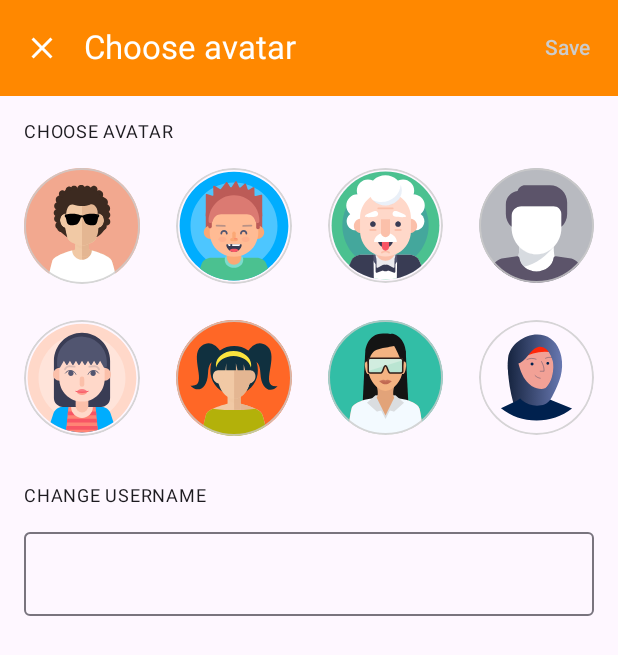
After one commit to officialearningis4fun/games-hub, an Android app built with Jetpack Compose: the composable EditProfileScreen shown on its own in the app's theme, on a phone screen of 412 x 824 dp. The commit adds this screen. Shown: the top 655 px of the screen. Run offline under Robolectric (Android 15) with nearby library versions, the phone set to English and light mode, and no system bars; our stand-ins replace Room's generated code.

Commit message:
Completed WinnerScreen. Working on Editing Profile Info.

```diff
--- a/app/src/main/java/com/learningis4fun/gameshub/crusade_cards/commons/ui/routes/Routes.kt
+++ b/app/src/main/java/com/learningis4fun/gameshub/crusade_cards/commons/ui/routes/Routes.kt
@@ -12,4 +12,7 @@ data class PlayCardsScreenRoute(val currentGameId: String = "")
 data object ProfileScreenRoute
 
 @Serializable
+data object EditProfileRoute
+
+@Serializable
 data class WinnerScreenRoute(val wonGameId: String)
--- /dev/null
+++ b/app/src/main/java/com/learningis4fun/gameshub/crusade_cards/feature_profile/presentation/profile/EditProfileScreen.kt
@@ -0,0 +1,268 @@
+package com.learningis4fun.gameshub.crusade_cards.feature_profile.presentation.profile
+
+import androidx.compose.foundation.Image
+import androidx.compose.foundation.background
+import androidx.compose.foundation.border
+import androidx.compose.foundation.clickable
+import androidx.compose.foundation.layout.Arrangement
+import androidx.compose.foundation.layout.Box
+import androidx.compose.foundation.layout.Column
+import androidx.compose.foundation.layout.aspectRatio
+import androidx.compose.foundation.layout.fillMaxSize
+import androidx.compose.foundation.layout.fillMaxWidth
+import androidx.compose.foundation.layout.padding
+import androidx.compose.foundation.layout.size
+import androidx.compose.foundation.lazy.grid.GridCells
+import androidx.compose.foundation.lazy.grid.LazyVerticalGrid
+import androidx.compose.foundation.lazy.grid.items
+import androidx.compose.foundation.shape.CircleShape
+import androidx.compose.material.icons.Icons
+import androidx.compose.material.icons.filled.CheckCircle
+import androidx.compose.material.icons.filled.Close
+import androidx.compose.material3.ButtonDefaults
+import androidx.compose.material3.ExperimentalMaterial3Api
+import androidx.compose.material3.Icon
+import androidx.compose.material3.IconButton
+import androidx.compose.material3.MaterialTheme
+import androidx.compose.material3.OutlinedTextField
+import androidx.compose.material3.Scaffold
+import androidx.compose.material3.Text
+import androidx.compose.material3.TextButton
+import androidx.compose.material3.TopAppBar
+import androidx.compose.material3.TopAppBarDefaults
+import androidx.compose.runtime.Composable
+import androidx.compose.runtime.getValue
+import androidx.compose.ui.Alignment
+import androidx.compose.ui.Modifier
+import androidx.compose.ui.draw.clip
+import androidx.compose.ui.graphics.Color
+import androidx.compose.ui.res.painterResource
+import androidx.compose.ui.res.stringResource
+import androidx.compose.ui.tooling.preview.Preview
+import androidx.compose.ui.unit.dp
+import androidx.hilt.navigation.compose.hiltViewModel
+import androidx.lifecycle.compose.collectAsStateWithLifecycle
+import androidx.navigation.NavGraphBuilder
+import androidx.navigation.compose.composable
+import com.learningis4fun.gameshub.R
+import com.learningis4fun.gameshub.crusade_cards.commons.domain.model.Player
+import com.learningis4fun.gameshub.crusade_cards.commons.ui.routes.EditProfileRoute
+import com.learningis4fun.gameshub.crusade_cards.feature_start.presentation.Heading
+import com.learningis4fun.gameshub.crusade_cards.play_crusade_cards.presentation.ProfileEvents
+import com.learningis4fun.gameshub.util.ScaleTransitionDirection
+import com.learningis4fun.gameshub.util.scaleIntoContainer
+import kotlinx.coroutines.ExperimentalCoroutinesApi
+
+
+@OptIn(ExperimentalCoroutinesApi::class)
+fun NavGraphBuilder.editProfileScreenComposable(
+    onBackClick: () -> Unit
+) {
+    composable<EditProfileRoute>(
+        enterTransition = {
+            scaleIntoContainer()
+        },
+        popEnterTransition = {
+            scaleIntoContainer(direction = ScaleTransitionDirection.OUTWARDS)
+        }
+    ) {
+
+        val profileViewModel: ProfileViewModel = hiltViewModel()
+        val profileState by profileViewModel.profileState.collectAsStateWithLifecycle()
+
+        EditProfileScreen(
+            modifier = Modifier.fillMaxSize(),
+            profileState = profileState,
+            onBackClick = onBackClick,
+            onSaveProfileClick = {
+                profileViewModel.onSaveProfile {
+                    onBackClick()
+                }
+            },
+            updateUserAvatar = {
+                profileViewModel.onEvent(ProfileEvents.UpdateUserAvatar(it))
+            },
+            updateUsername = {
+                profileViewModel.onEvent(ProfileEvents.UpdateUserName(it))
+
+            }
+        )
+    }
+}
+
+
+@OptIn(ExperimentalMaterial3Api::class)
+@Composable
+private fun EditProfileScreen(
+    modifier: Modifier = Modifier,
+    profileState: ProfileState,
+    onBackClick: () -> Unit = {},
+    updateUsername: (String) -> Unit = {},
+    updateUserAvatar: (Int) -> Unit = {},
+    onSaveProfileClick: () -> Unit = {}
+) {
+    val backgroundColor = Color(0xffff8800)
+
+    Scaffold(
+        modifier = modifier,
+        topBar = {
+            TopAppBar(
+                colors = TopAppBarDefaults.topAppBarColors(
+                    containerColor = backgroundColor,
+                    navigationIconContentColor = Color.White,
+                    actionIconContentColor = Color.White,
+                    titleContentColor = Color.White
+                ),
+                title = {
+                    Text(text = stringResource(id = R.string.screen_profile_choose_avatar))
+                },
+                navigationIcon = {
+                    IconButton(onClick = onBackClick) {
+                        Icon(
+                            imageVector = Icons.Default.Close,
+                            contentDescription = null
+                        )
+                    }
+                },
+                actions = {
+                    TextButton(
+                        modifier = Modifier,
+                        enabled = profileState.isEnableSaveButton,
+                        colors = ButtonDefaults.textButtonColors(
+                            contentColor = Color.White,
+                            disabledContentColor = Color.LightGray
+                        ),
+                        onClick = { onSaveProfileClick() }
+                    ) {
+                        Text(text = "Save")
+                    }
+                }
+            )
+        }
+    ) { paddingValues ->
+        Box(
+            modifier = Modifier
+                .fillMaxSize()
+                .padding(paddingValues),
+            contentAlignment = Alignment.CenterEnd
+        ) {
+            Column(
+                modifier = Modifier
+                    .fillMaxSize()
+                    .padding(vertical = 16.dp),
+                horizontalAlignment = Alignment.CenterHorizontally,
+            ) {
+
+                Heading(
+                    modifier = Modifier
+                        .fillMaxWidth()
+                        .padding(horizontal = 16.dp),
+                    text = "Choose avatar",
+                    textColor = MaterialTheme.colorScheme.onSurface
+                )
+
+                ChooseProfileAvatarSection(
+                    modifier = Modifier.fillMaxWidth(),
+                    avatars = profileState.avatars,
+                    selectedAvatar = profileState.user.imageUrl.toIntOrNull(),
+                    updateUserAvatar = { avatar ->
+                        updateUserAvatar(
+                            avatar
+                        )
+                    }
+                )
+
+                Heading(
+                    modifier = Modifier
+                        .fillMaxWidth()
+                        .padding(start = 16.dp, end = 16.dp, top = 16.dp),
+                    text = "Change username",
+                    textColor = MaterialTheme.colorScheme.onSurface
+                )
+
+                OutlinedTextField(
+                    modifier = Modifier
+                        .fillMaxWidth()
+                        .padding(16.dp),
+                    value = profileState.user.profileName,
+                    onValueChange = {
+                        updateUsername(it.trim())
+                    }
+                )
+
+            }
+
+        }
+    }
+}
+
+
+@Composable
+private fun ChooseProfileAvatarSection(
+    modifier: Modifier,
+    avatars: List<Int>,
+    selectedAvatar: Int?,
+    updateUserAvatar: (Int) -> Unit
+) {
+    val backgroundColor = Color(0xffff8800)
+
+    LazyVerticalGrid(
+        modifier = modifier
+            .padding(horizontal = 16.dp, vertical = 16.dp),
+        columns = GridCells.Fixed(4),
+        verticalArrangement = Arrangement.spacedBy(24.dp),
+        horizontalArrangement = Arrangement.spacedBy(24.dp)
+    ) {
+        items(avatars) { avatar ->
+            Box {
+                Image(
+                    modifier = Modifier
+                        .clip(CircleShape)
+                        .aspectRatio(1f)
+                        .border(
+                            width = 1.dp,
+                            shape = CircleShape,
+                            color = Color.LightGray.copy(alpha = 0.8f)
+                        )
+                        .clickable(interactionSource = null, indication = null, onClick = {
+                            updateUserAvatar(avatar)
+                        }),
+                    painter = painterResource(id = avatar),
+                    contentDescription = "boy1"
+                )
+
+                if (avatar == selectedAvatar) {
+                    Box(
+                        modifier = Modifier
+                            .size(24.dp)
+                            .clip(CircleShape)
+                            .background(Color.White)
+                            .align(Alignment.BottomEnd),
+                        contentAlignment = Alignment.Center
+                    ) {
+                        Icon(
+                            modifier = Modifier
+                                .fillMaxSize(),
+                            imageVector = Icons.Default.CheckCircle,
+                            contentDescription = "checkmark",
+                            tint = backgroundColor
+                        )
+                    }
+                }
+            }
+        }
+    }
+}
+
+@Preview
+@Composable
+private fun ChooseProfileAvatarScreenPrev() {
+    EditProfileScreen(
+        profileState = ProfileState(
+            avatars = defaultAvatars,
+            user = Player(
+                imageUrl = R.drawable.avatar_man1.toString()
+            )
+        )
+    )
+}
--- /dev/null
+++ b/app/src/main/java/com/learningis4fun/gameshub/crusade_cards/feature_profile/presentation/profile/ProfileState.kt
@@ -0,0 +1,30 @@
+package com.learningis4fun.gameshub.crusade_cards.feature_profile.presentation.profile
+
+import com.learningis4fun.gameshub.R
+import com.learningis4fun.gameshub.crusade_cards.commons.domain.model.Player
+
+data class ProfileState(
+    val avatars: List<Int> = defaultAvatars,
+    val user: Player = Player(),
+    val isEnableSaveButton: Boolean = false,
+    val error: String? = null
+) {
+    fun enableSaveButton(newUser: Player): ProfileState {
+        val enable = newUser.imageUrl != user.imageUrl || newUser.profileName != user.profileName
+        return this.copy(
+            isEnableSaveButton = enable
+        )
+    }
+}
+
+val defaultAvatars = listOf(
+    R.drawable.avatar_boy1,
+    R.drawable.avatar_boy2,
+    R.drawable.avatar_male3,
+    R.drawable.avatar_man1,
+
+    R.drawable.avatar_female3,
+    R.drawable.avatar_girl1,
+    R.drawable.avatar_girl2,
+    R.drawable.avatar_person1
+)
--- /dev/null
+++ b/app/src/main/java/com/learningis4fun/gameshub/crusade_cards/play_crusade_cards/presentation/ProfileEvents.kt
@@ -0,0 +1,6 @@
+package com.learningis4fun.gameshub.crusade_cards.play_crusade_cards.presentation
+
+sealed interface ProfileEvents {
+    data class UpdateUserName(val username: String) : ProfileEvents
+    data class UpdateUserAvatar(val avatar: Int): ProfileEvents
+}
--- a/app/src/main/res/layout/fragment_enter_profile_name.xml
+++ b/app/src/main/res/layout/fragment_enter_profile_name.xml
@@ -52,7 +52,7 @@
             android:paddingTop="8dp"
             android:paddingEnd="16dp"
             android:paddingBottom="8dp"
-            android:text="The name and profile image will identify you to others"
+            android:text="@string/profile_name_description"
             android:textAlignment="center"
             app:layout_constraintTop_toBottomOf="@id/name_layout" />
 
--- a/app/src/main/res/values/strings.xml
+++ b/app/src/main/res/values/strings.xml
@@ -27,9 +27,11 @@
     <string name="resume_btn">Resume</string>
 
     <string name="screen_profile_title">Profile</string>
+    <string name="screen_profile_choose_avatar">Choose avatar</string>
     <string name="screen_winner_title">Winner</string>
 
     <string name="admob_app_ID">ca-app-pub-9786986871932218~6262489813</string>
     <string name="admod_ad_ID">ca-app-pub-9786986871932218/1354548577</string>
+    <string name="profile_name_description">The name and profile image will identify you to others</string>
 
 </resources>
```
Also changed, not shown: app/src/main/java/com/learningis4fun/gameshub/NavigationRoot.kt (+11 -0 lines), app/src/main/java/com/learningis4fun/gameshub/crusade_cards/commons/data/repository/UserRepositoryImpl.kt (+9 -1 lines), app/src/main/java/com/learningis4fun/gameshub/crusade_cards/feature_profile/presentation/profile/ProfileScreen.kt (+12 -11 lines), app/src/main/java/com/learningis4fun/gameshub/crusade_cards/feature_profile/presentation/profile/ProfileViewModel.kt (+48 -1 lines).
